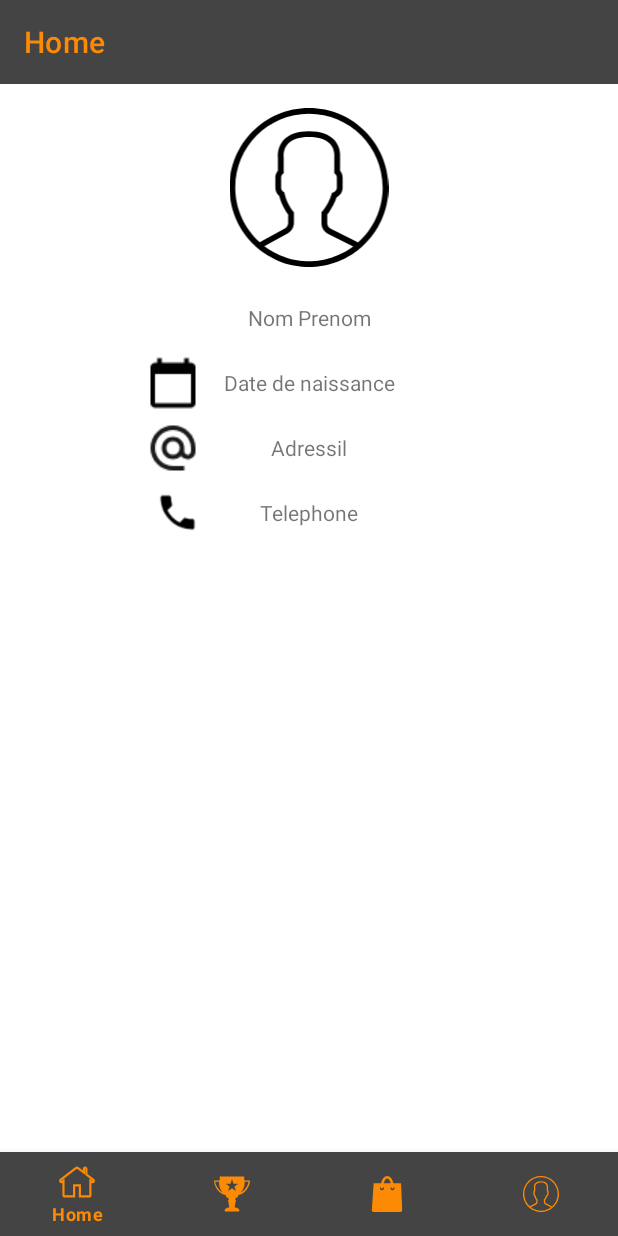
After one commit to Poulpaz/ASLyon1, an Android app: the fragment AccountInformationsFragment placed in its activity, on a phone screen of 412 x 824 dp. The commit adds this screen. Run offline under Robolectric (Android 15) with nearby library versions, the phone set to English and light mode, and no system bars; our stand-ins replace RxJava; libraries missing offline, so code that uses them is left out: com.facebook, org.kodein.di; 5 statements that could not run were skipped.

Commit message:
[TASK]Display AccountFragment
[FEAT] Creating FixtureFragment and displaying it

```diff
--- /dev/null
+++ b/app/src/main/java/com/aslyon/lpiem/aslyon1/ui/fragment/AccountInformationsFragment.kt
@@ -0,0 +1,28 @@
+package com.aslyon.lpiem.aslyon1.ui.fragment
+
+import android.os.Bundle
+import android.view.LayoutInflater
+import android.view.View
+import android.view.ViewGroup
+import com.aslyon.lpiem.aslyon1.R
+import com.aslyon.lpiem.aslyon1.viewModel.AuthentificationViewModel
+import org.kodein.di.generic.instance
+
+class AccountInformationsFragment : BaseFragment() {
+
+    companion object {
+        const val TAG = "ACCOUNTINFORMATIONSFRAGMENT"
+        fun newInstance(): AccountInformationsFragment = AccountInformationsFragment()
+    }
+
+    private val viewModel: AuthentificationViewModel by instance(arg = this)
+
+    override fun onCreateView(inflater: LayoutInflater, container: ViewGroup?,
+                              savedInstanceState: Bundle?): View? {
+        return inflater.inflate(R.layout.fragment_account_jnformations, container, false)
+    }
+
+    override fun onViewCreated(view: View, savedInstanceState: Bundle?) {
+        super.onViewCreated(view, savedInstanceState)
+    }
+}
--- /dev/null
+++ b/app/src/main/java/com/aslyon/lpiem/aslyon1/ui/fragment/FixtureFragment.kt
@@ -0,0 +1,29 @@
+package com.aslyon.lpiem.aslyon1.ui.fragment
+
+import android.os.Bundle
+import android.view.LayoutInflater
+import android.view.View
+import android.view.ViewGroup
+import com.aslyon.lpiem.aslyon1.R
+
+class FixtureFragment : BaseFragment() {
+
+    companion object {
+        const val TAG = "FIXTUREFRAGMENT"
+        fun newInstance(): FixtureFragment = FixtureFragment()
+    }
+
+    override fun onCreateView(inflater: LayoutInflater, container: ViewGroup?,
+                              savedInstanceState: Bundle?): View? {
+        return inflater.inflate(R.layout.fragment_fixture, container, false)
+    }
+
+    override fun onViewCreated(view: View, savedInstanceState: Bundle?) {
+        super.onViewCreated(view, savedInstanceState)
+
+        setDisplayHomeAsUpEnabled(false)
+        setDisplayBotomBarNavigation(true)
+
+    }
+
+}
--- a/app/src/main/java/com/aslyon/lpiem/aslyon1/ui/fragment/ProfileFragment.kt
+++ b/app/src/main/java/com/aslyon/lpiem/aslyon1/ui/fragment/ProfileFragment.kt
@@ -4,12 +4,8 @@ import android.os.Bundle
 import android.view.LayoutInflater
 import android.view.View
 import android.view.ViewGroup
-import androidx.fragment.app.Fragment
 import com.aslyon.lpiem.aslyon1.R
-import com.aslyon.lpiem.aslyon1.adapter.ProfileViewPagerAdapter
-import com.aslyon.lpiem.aslyon1.viewModel.AuthentificationViewModel
 import com.aslyon.lpiem.aslyon1.viewModel.ProfileViewModel
-import kotlinx.android.synthetic.main.fragment_profile.*
 import org.kodein.di.generic.instance
 
 class ProfileFragment : BaseFragment() {
@@ -35,7 +31,7 @@ class ProfileFragment : BaseFragment() {
     }
 
     private fun setActiveFragment() {
-        val fragment = if(viewModel.connectedUser()) HomeFragment() else AuthentificationFragment()
+        val fragment = if(viewModel.connectedUser()) AccountInformationsFragment() else AuthentificationFragment()
 
         fragmentManager?.beginTransaction()
                 ?.replace(R.id.container_profile_fragment, fragment, fragment::class.java.name)
--- a/app/src/main/java/com/aslyon/lpiem/aslyon1/ui/fragment/ShopFragment.kt
+++ b/app/src/main/java/com/aslyon/lpiem/aslyon1/ui/fragment/ShopFragment.kt
@@ -35,7 +35,7 @@ class ShopFragment : BaseFragment() {
         val adapter = ProfileViewPagerAdapter(childFragmentManager)
 
         adapter.addFragment(SalesFragment.newInstance(), getString(R.string.ti_sales_shop_fragment))
-        //adapter.addFragment(FixtureFragment.newInstance(), getString(R.string.ti_fixtures_shop_fragment))
+        adapter.addFragment(FixtureFragment.newInstance(), getString(R.string.ti_fixtures_shop_fragment))
         vp_shop_fragment.adapter = adapter
         tl_shop_fragment.setupWithViewPager(vp_shop_fragment)
     }
--- /dev/null
+++ b/app/src/main/res/layout/fragment_fixture.xml
@@ -0,0 +1,6 @@
+<?xml version="1.0" encoding="utf-8"?>
+<LinearLayout xmlns:android="http://schemas.android.com/apk/res/android"
+    android:orientation="vertical" android:layout_width="match_parent"
+    android:layout_height="match_parent">
+
+</LinearLayout>
```
